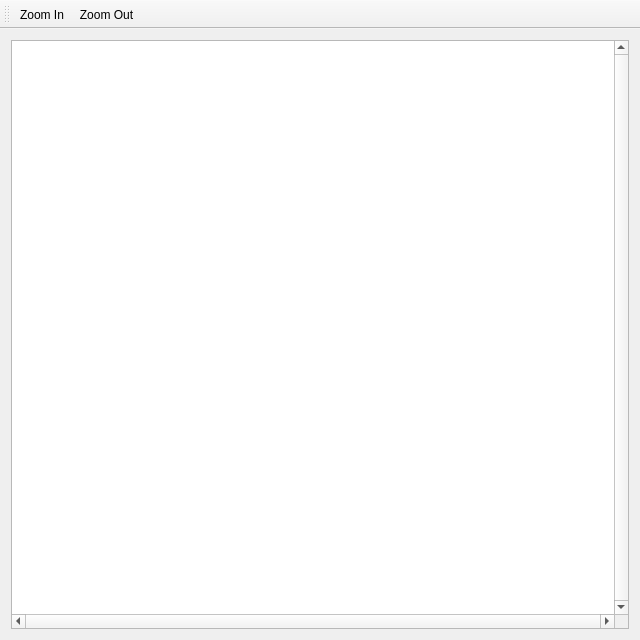
This is mainwindow.ui in sudnikand/QBox2D as Qt 5 draws it before an edit. The edited form follows.
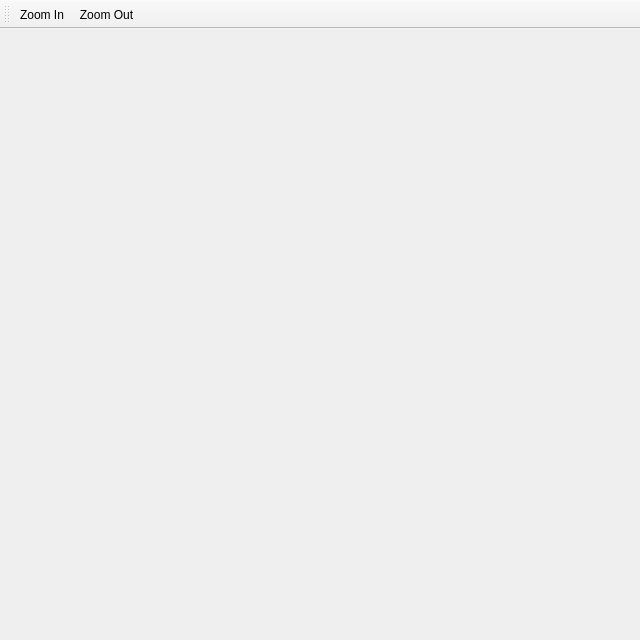
This is the edited form. Icons and pictures are not drawn.

Commit message: Make world QObject, split implementation. Use own view.

```diff
--- a/mainwindow.ui
+++ b/mainwindow.ui
@@ -16,18 +16,7 @@
   <widget class="QWidget" name="centralWidget">
    <layout class="QHBoxLayout" name="horizontalLayout">
     <item>
-     <layout class="QVBoxLayout" name="verticalLayout">
-      <item>
-       <widget class="QGraphicsView" name="graphicsView">
-        <property name="verticalScrollBarPolicy">
-         <enum>Qt::ScrollBarAlwaysOn</enum>
-        </property>
-        <property name="horizontalScrollBarPolicy">
-         <enum>Qt::ScrollBarAlwaysOn</enum>
-        </property>
-       </widget>
-      </item>
-     </layout>
+     <layout class="QVBoxLayout" name="verticalLayout"/>
     </item>
    </layout>
   </widget>
```
The commit also changes 4 other files.
